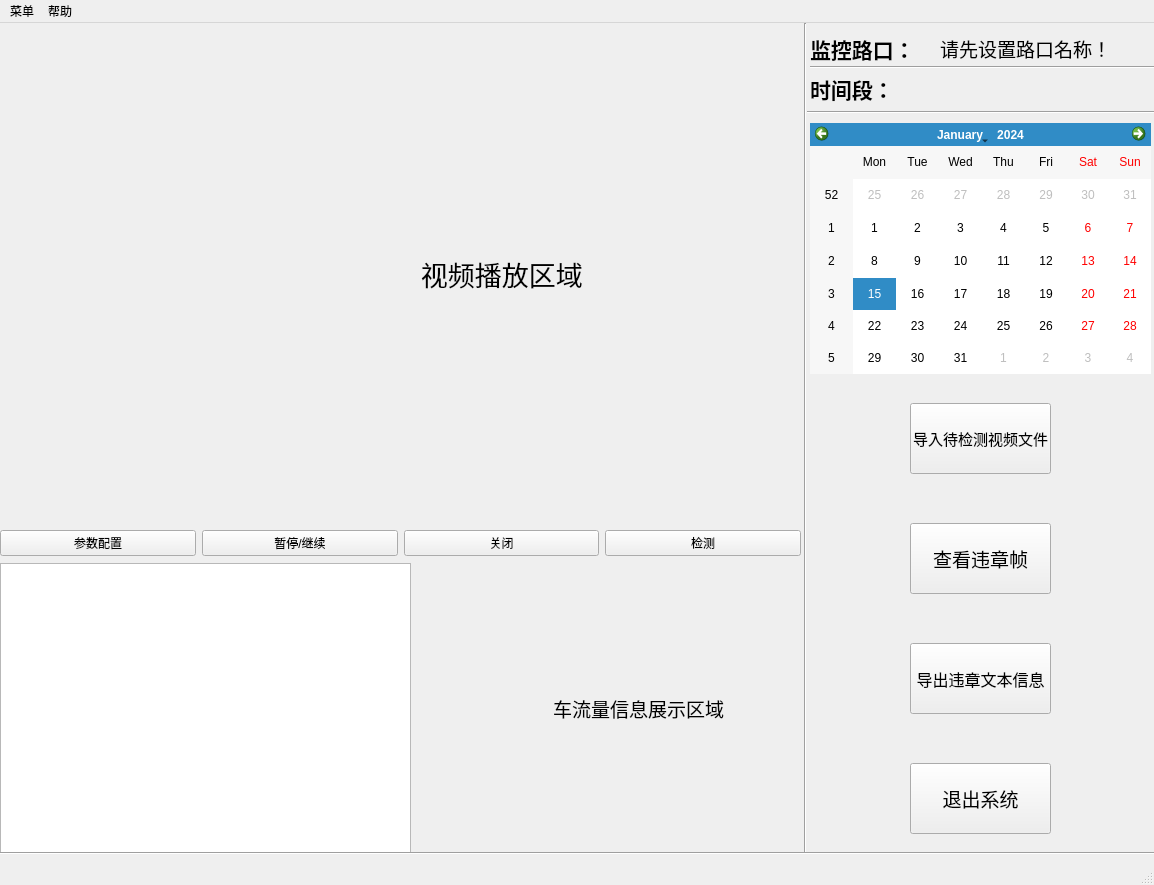
Old version of the form gui/Main.ui in the repository 31029/TrafficDetect.
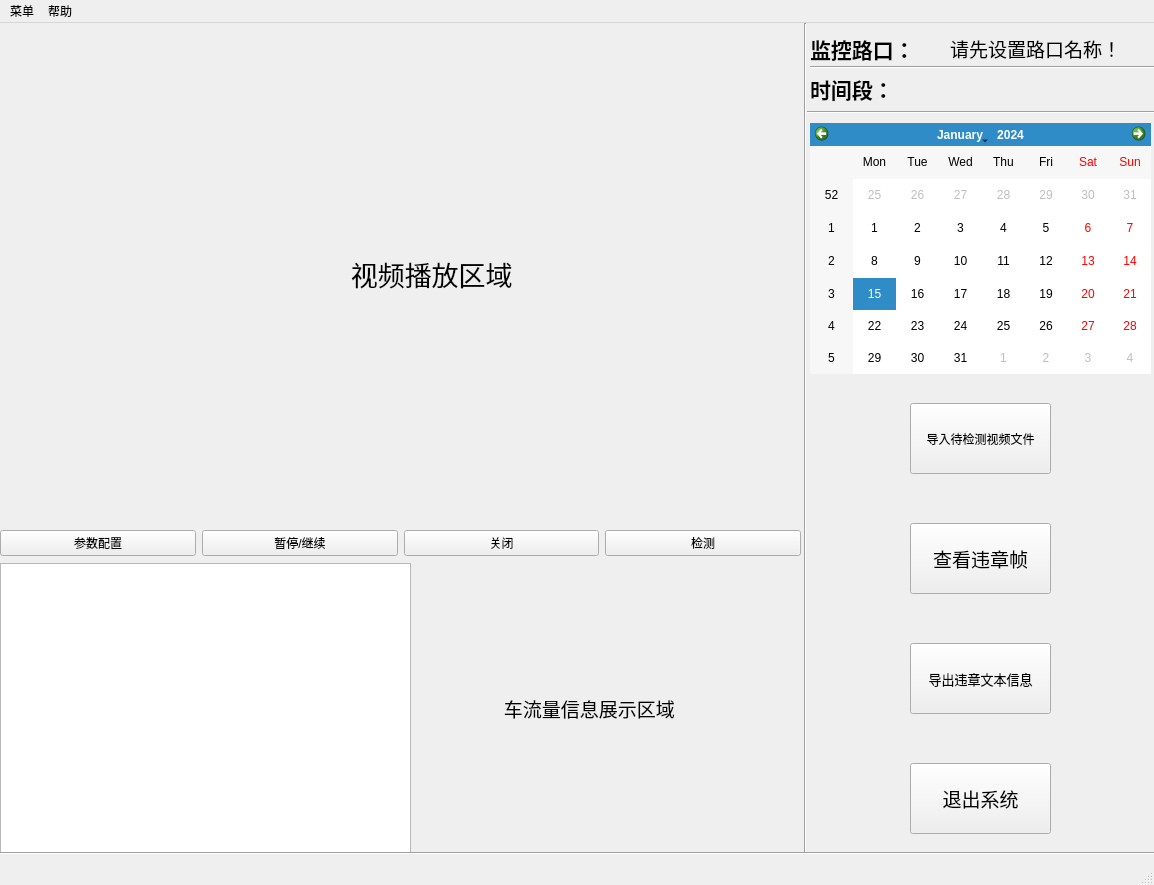
New version of the form.

```diff
--- a/gui/Main.ui
+++ b/gui/Main.ui
@@ -67,7 +67,7 @@
      </font>
     </property>
     <property name="text">
-     <string>                                                            视频播放区域</string>
+     <string>                                                  视频播放区域</string>
     </property>
     <property name="textFormat">
      <enum>Qt::AutoText</enum>
@@ -97,7 +97,7 @@
      <rect>
       <x>810</x>
       <y>10</y>
-      <width>111</width>
+      <width>131</width>
       <height>31</height>
      </rect>
     </property>
@@ -116,9 +116,9 @@
    <widget class="QLabel" name="label_road_text">
     <property name="geometry">
      <rect>
-      <x>940</x>
+      <x>950</x>
       <y>10</y>
-      <width>181</width>
+      <width>201</width>
       <height>31</height>
      </rect>
     </property>
@@ -244,7 +244,7 @@
     <property name="font">
      <font>
       <family>Agency FB</family>
-      <pointsize>11</pointsize>
+      <pointsize>9</pointsize>
      </font>
     </property>
     <property name="text">
@@ -306,7 +306,7 @@
     <property name="font">
      <font>
       <family>Agency FB</family>
-      <pointsize>12</pointsize>
+      <pointsize>10</pointsize>
      </font>
     </property>
     <property name="text">
@@ -349,7 +349,7 @@
      <rect>
       <x>810</x>
       <y>50</y>
-      <width>81</width>
+      <width>121</width>
       <height>31</height>
      </rect>
     </property>
@@ -368,9 +368,9 @@
    <widget class="QLabel" name="label_date_text">
     <property name="geometry">
      <rect>
-      <x>900</x>
+      <x>940</x>
       <y>50</y>
-      <width>251</width>
+      <width>211</width>
       <height>31</height>
      </rect>
     </property>
@@ -426,7 +426,7 @@
      </font>
     </property>
     <property name="text">
-     <string>                             车流量信息展示区域</string>
+     <string>                   车流量信息展示区域</string>
     </property>
    </widget>
   </widget>
```
